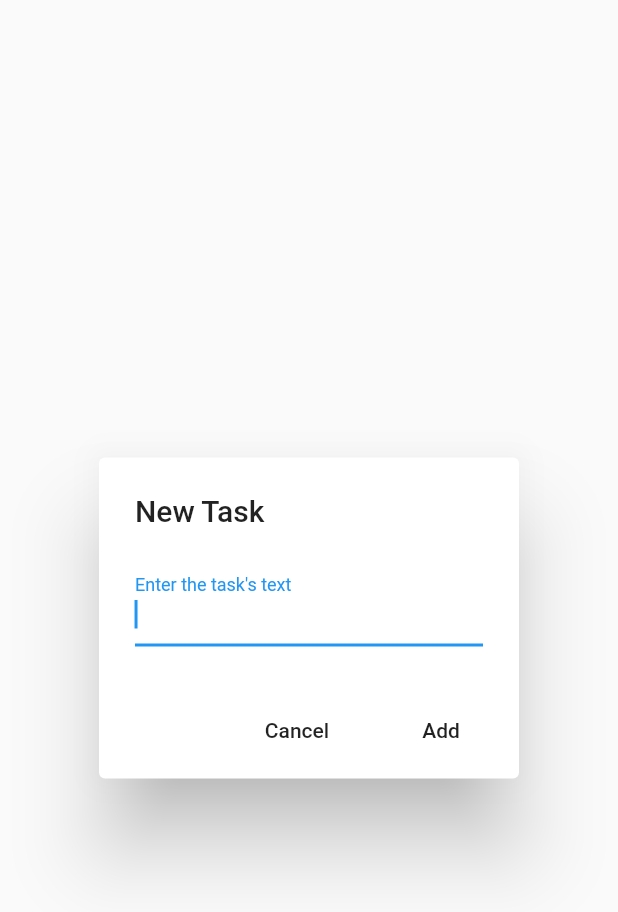
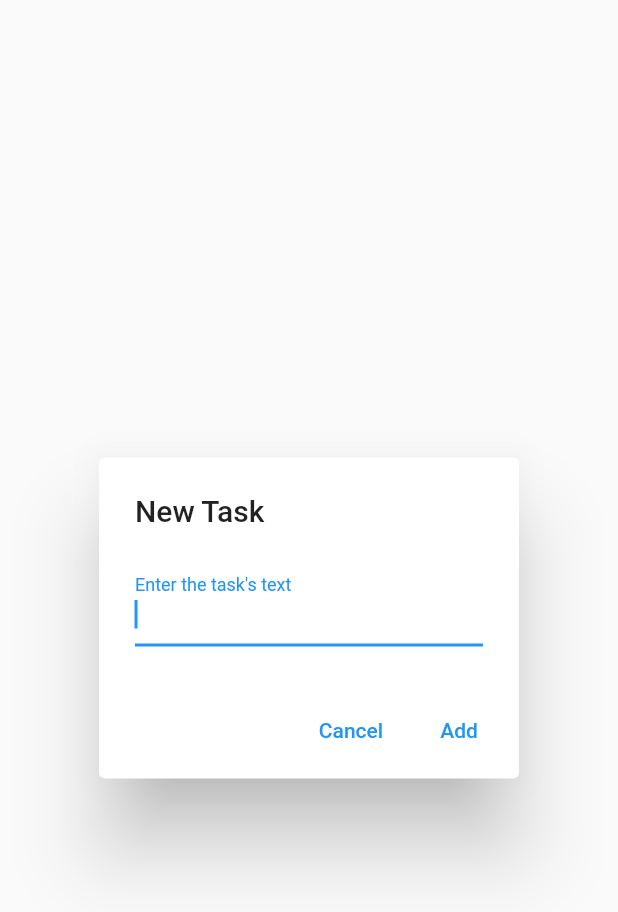
Before and after one commit to megatron699/Crossplatform, a Flutter app: the NewTodoDialog widget shown alone on an empty page, opened directly, on a phone screen of 412 x 824 dp. Shown: the top 912 px of the screen. Run offline on Flutter 3.47's test engine with Material 2 defaults, Android fonts, the phone set to English and light mode, and no system bars; our stand-ins replace image_picker, sqflite; accounts and stored records are empty; generated files the repository leaves out were written again.

Commit message:
Юнит тесты

```diff
--- a/lib/HomePage.dart
+++ b/lib/home_page.dart
@@ -1,6 +1,6 @@
 import 'package:flutter/material.dart';
-//import 'package:flutter/cupertino.dart';
 import 'package:flutter_gen/gen_l10n/app_localizations.dart';
+
 import 'package:todo_list/todo_list_screen.dart';
 
 class MyHomePage extends StatefulWidget {
--- a/lib/l10n/app_en.arb
+++ b/lib/l10n/app_en.arb
@@ -18,5 +18,6 @@
   "taskTextLabel": "Enter the task's text",
   "@taskTextLabel": {
     "description": "Label for TextField"
-  }
+  },
+  "takePhotoLabel": "Take a photo"
 }
--- a/lib/l10n/app_ru.arb
+++ b/lib/l10n/app_ru.arb
@@ -3,5 +3,6 @@
   "newTask": "Новая задача",
   "add": "Добавить",
   "cancel": "Отмена",
-  "taskTextLabel": "Введите текст задачи"
+  "taskTextLabel": "Введите текст задачи",
+  "takePhotoLabel": "Сделать фото"
 }
--- a/lib/main.dart
+++ b/lib/main.dart
@@ -3,7 +3,8 @@ import 'package:flutter/services.dart';
 import 'package:flutter_localizations/flutter_localizations.dart';
 import 'package:flutter_gen/gen_l10n/app_localizations.dart';
 
-import 'package:todo_list/HomePage.dart';
+import 'package:todo_list/home_page.dart';
+
 void main() {
   SystemChrome.setEnabledSystemUIOverlays([]);
   MaterialApp(
--- a/lib/new_todo_dialog.dart
+++ b/lib/new_todo_dialog.dart
@@ -1,7 +1,7 @@
 import 'package:flutter/material.dart';
-import 'package:todo_list/TaskModel.dart';
 
 import 'package:flutter_gen/gen_l10n/app_localizations.dart';
+import 'package:todo_list/task_model.dart';
 
 class NewTodoDialog extends StatelessWidget {
   final controller = new TextEditingController();
@@ -18,21 +18,22 @@ class NewTodoDialog extends StatelessWidget {
         ),
       ),
       actions: <Widget>[
-        FlatButton(
+        TextButton(
           child: Text(AppLocalizations.of(context).cancel),
           onPressed: () {
             Navigator.of(context).pop();
           },
         ),
-        FlatButton(
-          child: Text(AppLocalizations.of(context).add),
+        TextButton(
+          child: Text(AppLocalizations
+              .of(context)
+              .add),
           onPressed: () {
             final task = new Task(taskDescription: controller.value.text);
 
             controller.clear();
 
             Navigator.of(context).pop(task);
-
           },
         ),
       ],
--- a/lib/TaskModel.dart
+++ b/lib/task_model.dart
@@ -13,7 +13,7 @@ class Task {
 
   int id;
   String taskDescription;
-  bool isDone;
+  bool isDone = false;
 
   factory Task.fromJson(Map<String, dynamic> json) => Task(
         id: json["id"],
```
Also changed, not shown: lib/database.dart (renamed from lib/Database.dart, +16 -9 lines), lib/todo_list.dart (deleted, +0 -32 lines), lib/todo_list_screen.dart (+10 -11 lines), 3 other files. Lines whose indentation alone changed are shown as unchanged.
